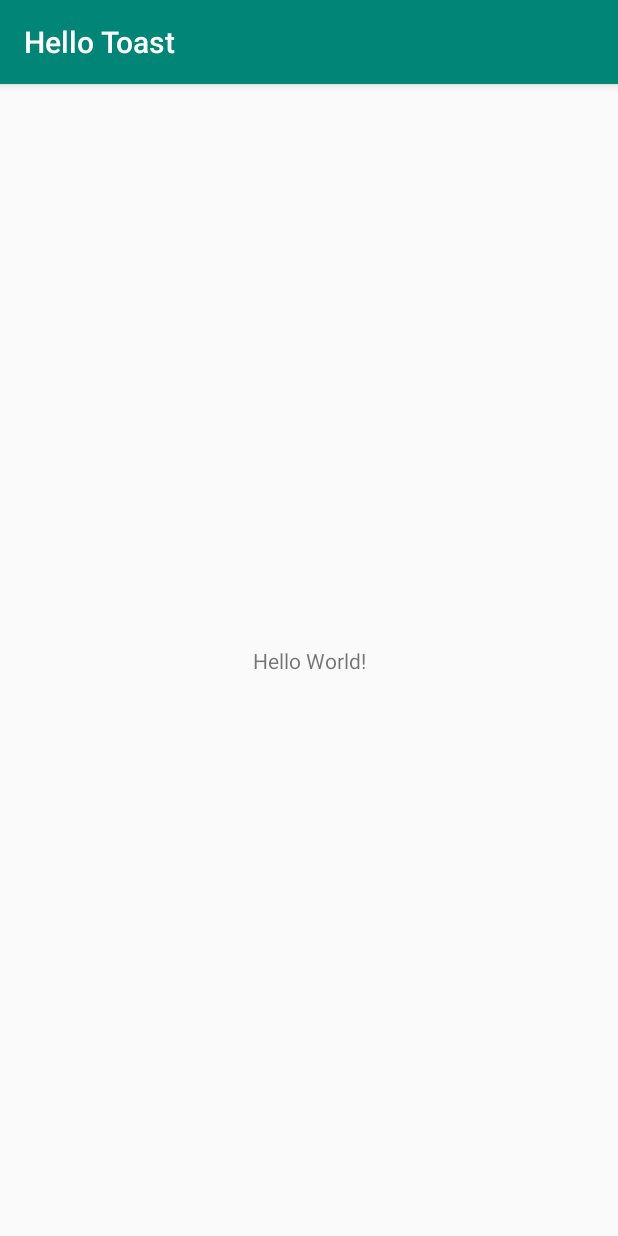
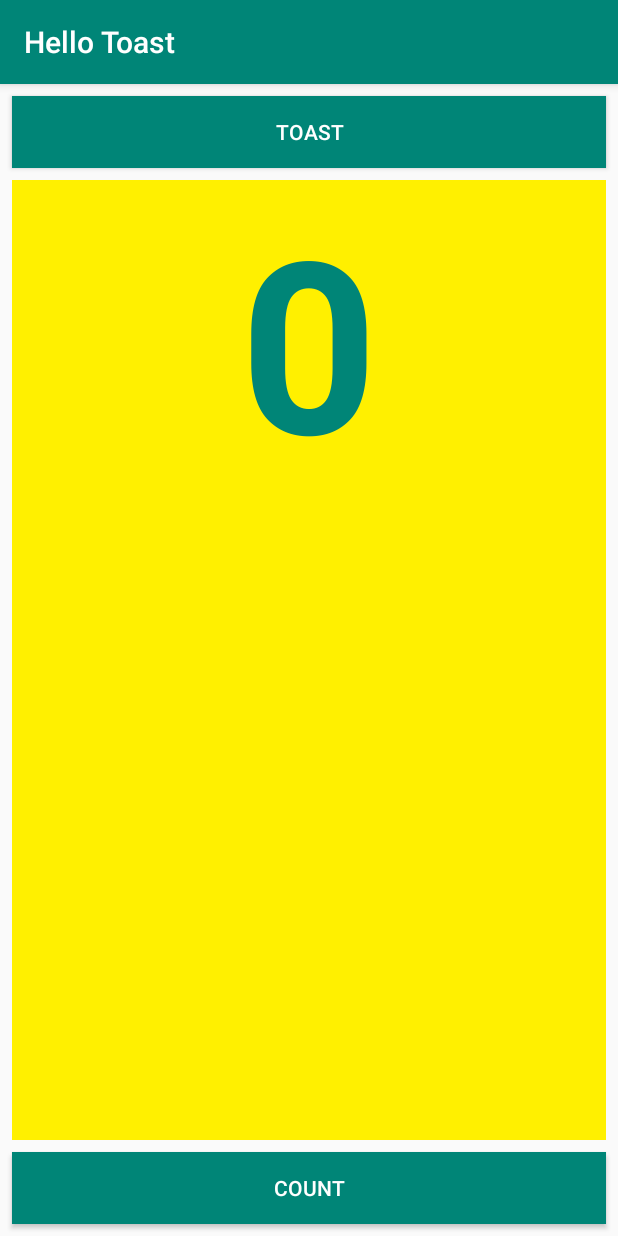
Before and after one commit to joabetc/androidHelloToast, an Android app: the screen it shows after launch (MainActivity), on a phone screen of 412 x 824 dp. Run offline under Robolectric (Android 15) with nearby library versions, the phone set to English and light mode, and no system bars.

Commit message:
Adding View elements

```diff
--- a/app/src/main/res/layout/activity_main.xml
+++ b/app/src/main/res/layout/activity_main.xml
@@ -1,19 +1,64 @@
 <?xml version="1.0" encoding="utf-8"?>
-<androidx.constraintlayout.widget.ConstraintLayout
-    xmlns:android="http://schemas.android.com/apk/res/android"
+<androidx.constraintlayout.widget.ConstraintLayout xmlns:android="http://schemas.android.com/apk/res/android"
+    xmlns:app="http://schemas.android.com/apk/res-auto"
     xmlns:tools="http://schemas.android.com/tools"
-    xmlns:app="http://schemas.android.com/apk/res-auto"
     android:layout_width="match_parent"
     android:layout_height="match_parent"
     tools:context=".MainActivity">
 
-    <TextView
-        android:layout_width="wrap_content"
+    <Button
+        android:id="@+id/button_toast"
+        android:layout_width="0dp"
         android:layout_height="wrap_content"
-        android:text="Hello World!"
-        app:layout_constraintBottom_toBottomOf="parent"
-        app:layout_constraintLeft_toLeftOf="parent"
-        app:layout_constraintRight_toRightOf="parent"
+        android:layout_marginStart="8dp"
+        android:layout_marginLeft="8dp"
+        android:layout_marginTop="8dp"
+        android:layout_marginEnd="8dp"
+        android:layout_marginRight="8dp"
+        android:background="@color/colorPrimary"
+        android:text="Toast"
+        android:textColor="@android:color/white"
+        app:layout_constraintEnd_toEndOf="parent"
+        app:layout_constraintHorizontal_bias="0.501"
+        app:layout_constraintStart_toStartOf="parent"
         app:layout_constraintTop_toTopOf="parent" />
 
+    <Button
+        android:id="@+id/button_count"
+        android:layout_width="0dp"
+        android:layout_height="wrap_content"
+        android:layout_marginStart="8dp"
+        android:layout_marginLeft="8dp"
+        android:layout_marginEnd="8dp"
+        android:layout_marginRight="8dp"
+        android:layout_marginBottom="8dp"
+        android:background="@color/colorPrimary"
+        android:text="Count"
+        android:textColor="@android:color/white"
+        app:layout_constraintBottom_toBottomOf="parent"
+        app:layout_constraintEnd_toEndOf="parent"
+        app:layout_constraintHorizontal_bias="0.501"
+        app:layout_constraintStart_toStartOf="parent" />
+
+    <TextView
+        android:id="@+id/show_count"
+        android:layout_width="0dp"
+        android:layout_height="0dp"
+        android:layout_marginStart="8dp"
+        android:layout_marginLeft="8dp"
+        android:layout_marginTop="8dp"
+        android:layout_marginEnd="8dp"
+        android:layout_marginRight="8dp"
+        android:layout_marginBottom="8dp"
+        android:background="#FFF000"
+        android:text="0"
+        android:textAlignment="center"
+        android:textColor="@color/colorPrimary"
+        android:textSize="160sp"
+        android:textStyle="bold"
+        app:layout_constraintBottom_toTopOf="@+id/button_count"
+        app:layout_constraintEnd_toEndOf="parent"
+        app:layout_constraintStart_toStartOf="parent"
+        app:layout_constraintTop_toBottomOf="@+id/button_toast" />
+
 </androidx.constraintlayout.widget.ConstraintLayout>
```
